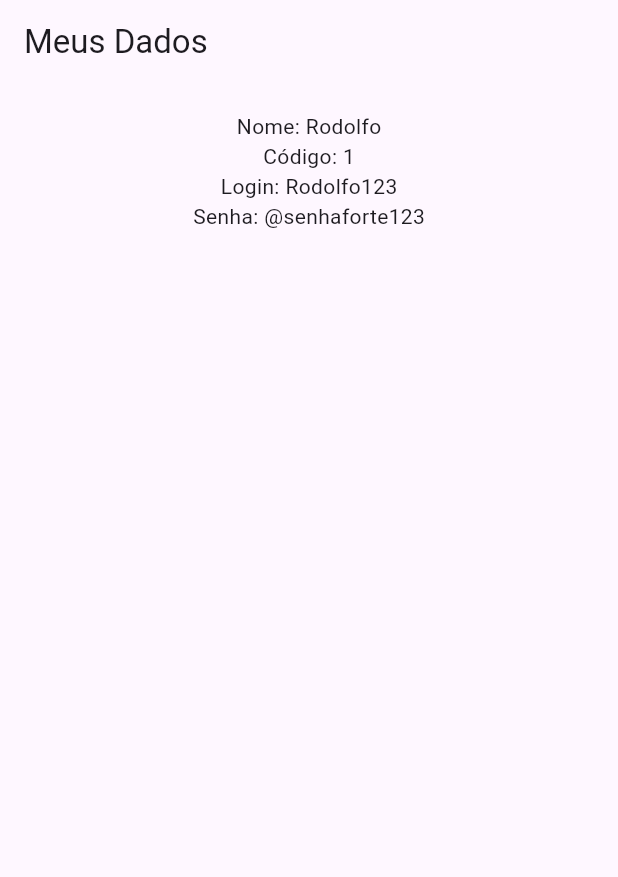
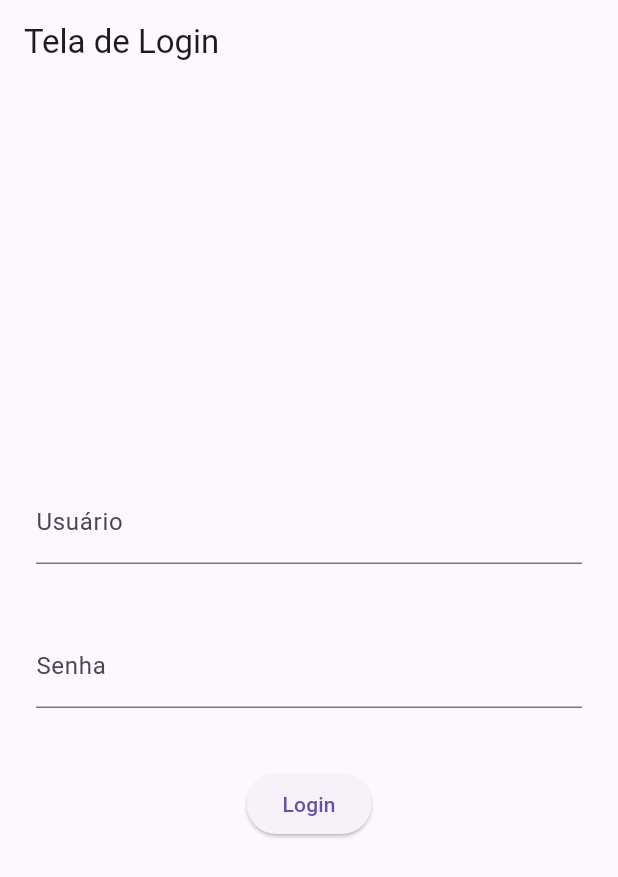
Before and after one commit to SamanthaAntunes/mimpedir, a Flutter app: the screen it shows after launch, on a phone screen of 412 x 824 dp. Shown: the top 877 px of the screen. Run offline on Flutter 3.47's test engine with Material 3 defaults, Android fonts, the phone set to English and light mode, and no system bars.

Commit message:
criando telas de home e login com funcionamento básico sem banco de dados

```diff
--- a/lib/main.dart
+++ b/lib/main.dart
@@ -1,4 +1,5 @@
 import 'package:flutter/material.dart';
+import 'package:mimpedir/tela_login.dart';
 import 'usuario.dart';
 
 void main() {
@@ -12,31 +13,11 @@ class MyApp extends StatelessWidget {
   @override
   Widget build(BuildContext context) {
 
-    Usuario u = Usuario(
-      codigo: 1,
-      login: "Rodolfo123",
-      nome:"Rodolfo",
-      senha: "@senhaforte123"
-    );
+
 
     return MaterialApp(
-      home: Scaffold(
-        appBar: AppBar(
-        title: const Text("Meus Dados ")
-        ),
-        body: Center(
-          child: Padding(padding: const EdgeInsets.all(18.0),
-            child: Column(
-              children: [
-                Text("Nome: ${u.nome}"),
-                Text("Código: ${u.codigo}"),
-                Text("Login: ${u.login}"),
-                Text("Senha: ${u.senha}")
-              ],
-            ),
-          ),
-        ),
-      ),
+        debugShowCheckedModeBanner: false,
+        home: TelaLogin(),
     );
   }
 }
--- /dev/null
+++ b/lib/tela_home.dart
@@ -0,0 +1,15 @@
+import 'package:flutter/material.dart';
+
+class TelaHome extends StatelessWidget{
+  TelaHome({super.key});
+
+  @override
+  Widget build(BuildContext context) {
+    return Scaffold(
+      appBar: AppBar(title: const Text('Tela Home')),
+      body: Center(
+        child: Text('Seja bem vindo ao Mim Pedir!!!'),
+      ),
+    );
+  }
+}
--- /dev/null
+++ b/lib/tela_login.dart
@@ -0,0 +1,54 @@
+import 'package:flutter/material.dart';
+import 'usuario.dart';
+import 'tela_home.dart';
+
+class TelaLogin extends StatelessWidget{
+  TelaLogin({super.key});
+
+  final TextEditingController usuarioController = TextEditingController();
+  final TextEditingController senhaController = TextEditingController();
+
+  Usuario u = Usuario(
+    codigo: 1,
+    senha: "@senhaforte123",
+    login: 'admin',
+    nome: 'Administrador'
+  );
+
+  @override
+  Widget build(BuildContext context) {
+   return Scaffold(
+     appBar: AppBar(title: const Text("Tela de Login")),
+     body: Padding(padding: const EdgeInsets.all(24.0),
+       child: Column(
+         mainAxisAlignment: MainAxisAlignment.center,
+         children: [
+           TextField(
+             decoration: const InputDecoration(labelText: 'Usuário'),
+             controller: usuarioController,
+           ),
+           const SizedBox(height: 40),
+           TextField(
+             decoration: const InputDecoration(labelText: 'Senha'),
+             obscureText: true,
+             controller: senhaController,
+           ),
+           const SizedBox(height: 40),
+           ElevatedButton(onPressed: (){
+
+             if(u.login == usuarioController.text && u.senha == senhaController.text){
+               Navigator.push(context,
+                   MaterialPageRoute(builder: (context) => TelaHome())
+             );
+             } else {
+               ScaffoldMessenger.of(context).showSnackBar(
+                   SnackBar(content: Text("Login ou senha inválidos!!"))
+               );
+             }
+           }, child: Text("Login"))
+         ],
+     ),
+     )
+   );
+  }
+}
```
